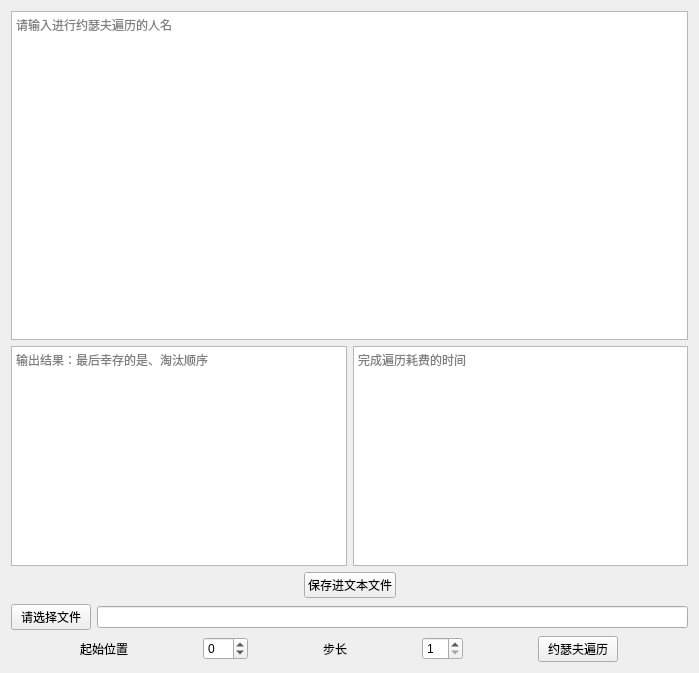
Before: the Qt Designer form Graphical interface/stats.ui in 1222r52egyejt/qiyao, drawn with Qt 5.
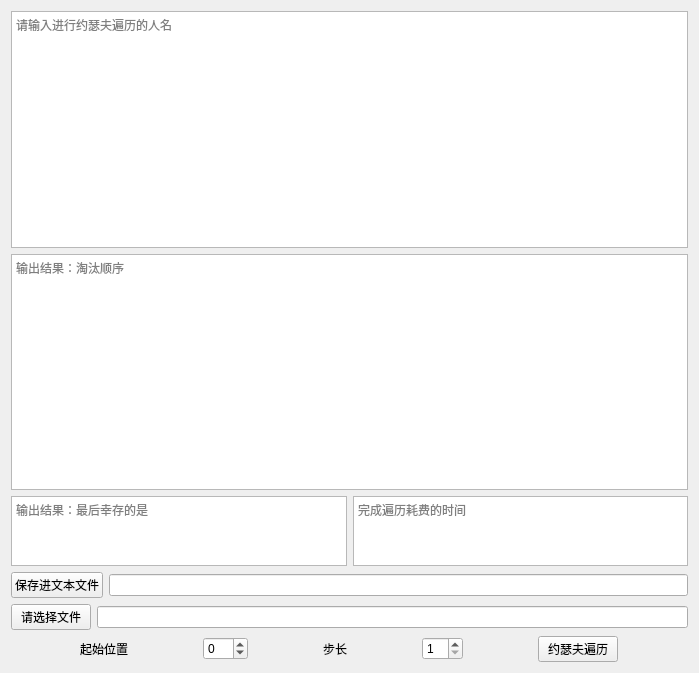
After: the same form once the commit is applied.

Commit message: 更改qt图形化界面，并将文件读取路径，存储路径，需要遍历的人名信息，幸存者，淘汰顺序以及约瑟夫遍历耗费的时间 分别显示在图形化界面上

Diff of the .ui file:
```diff
--- a/Graphical interface/stats.ui
+++ b/Graphical interface/stats.ui
@@ -15,7 +15,7 @@
   </property>
   <layout class="QHBoxLayout" name="horizontalLayout_4">
    <item>
-    <layout class="QVBoxLayout" name="verticalLayout_2" stretch="9,6,1,1,1">
+    <layout class="QVBoxLayout" name="verticalLayout_2" stretch="5,5,1,1,1,0">
      <item>
       <widget class="QPlainTextEdit" name="TextEdit">
        <property name="placeholderText">
@@ -23,12 +23,19 @@
        </property>
       </widget>
      </item>
+     <item>
+      <widget class="QPlainTextEdit" name="plainTextEdit_3">
+       <property name="placeholderText">
+        <string>输出结果：淘汰顺序</string>
+       </property>
+      </widget>
+     </item>
      <item>
       <layout class="QHBoxLayout" name="horizontalLayout_3">
        <item>
         <widget class="QPlainTextEdit" name="plainTextEdit">
          <property name="placeholderText">
-          <string>输出结果：最后幸存的是、淘汰顺序</string>
+          <string>输出结果：最后幸存的是</string>
          </property>
         </widget>
        </item>
@@ -43,19 +50,6 @@
      </item>
      <item>
       <layout class="QHBoxLayout" name="horizontalLayout_2">
-       <item>
-        <spacer name="horizontalSpacer">
-         <property name="orientation">
-          <enum>Qt::Horizontal</enum>
-         </property>
-         <property name="sizeHint" stdset="0">
-          <size>
-           <width>40</width>
-           <height>20</height>
-          </size>
-         </property>
-        </spacer>
-       </item>
        <item>
         <widget class="QPushButton" name="pushButton_4">
          <property name="sizePolicy">
@@ -79,17 +73,7 @@
         </widget>
        </item>
        <item>
-        <spacer name="horizontalSpacer_2">
-         <property name="orientation">
-          <enum>Qt::Horizontal</enum>
-         </property>
-         <property name="sizeHint" stdset="0">
-          <size>
-           <width>40</width>
-           <height>20</height>
-          </size>
-         </property>
-        </spacer>
+        <widget class="QLineEdit" name="lineEdit_2"/>
        </item>
       </layout>
      </item>
```
The commit also changes 2 other files.
